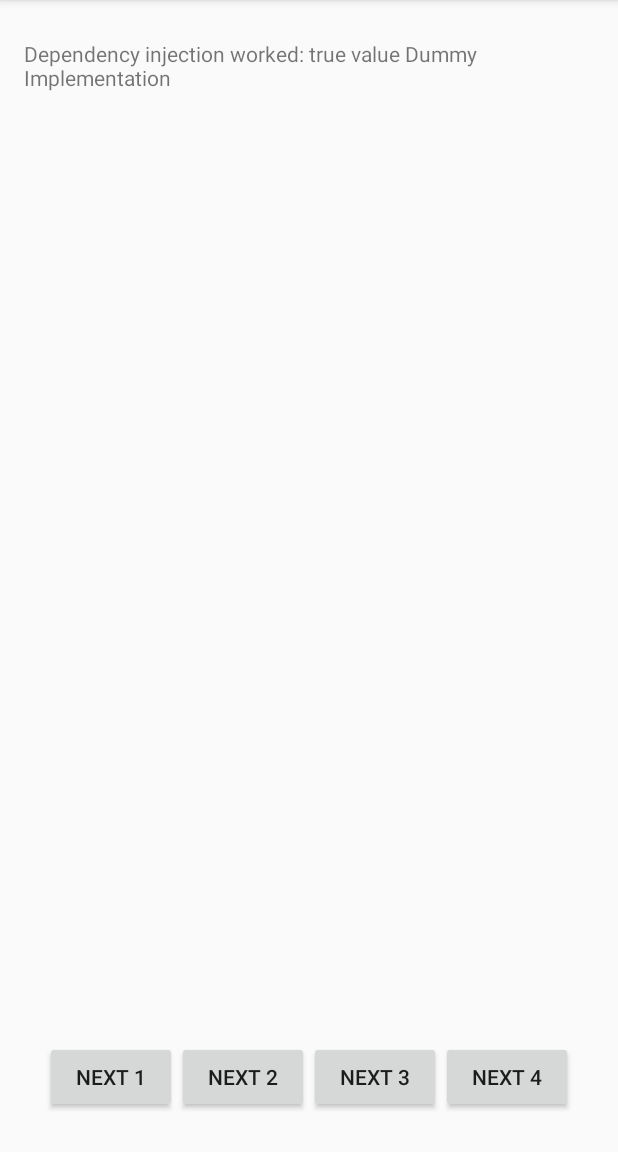
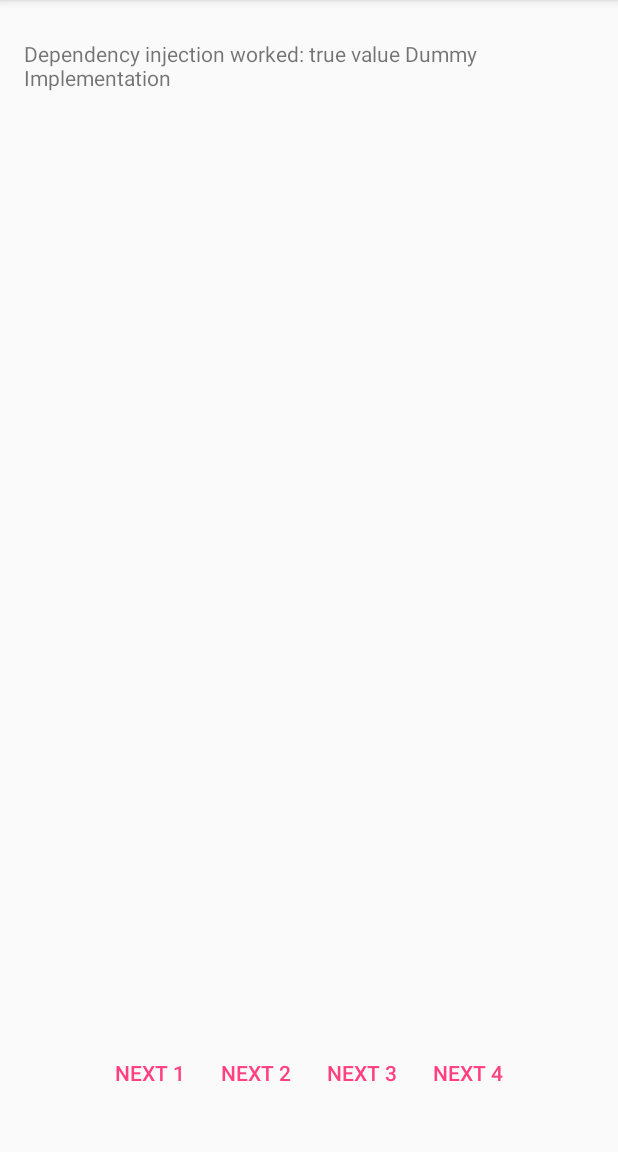
Before and after one commit to fredyrincon/SkillSet, an Android app: the screen it shows after launch (MainActivity), on a phone screen of 412 x 824 dp, the part 84-1236 px from its top. Run offline under Robolectric (Android 15) with nearby library versions, the phone set to English and light mode, and no system bars; our stand-ins replace ButterKnife, Dagger/Hilt's generated code.

```diff
--- a/app/build.gradle
+++ b/app/build.gradle
@@ -19,6 +19,10 @@ android {
             minifyEnabled false
             proguardFiles getDefaultProguardFile('proguard-android.txt'), 'proguard-rules.pro'
         }
+    }
+
+    lintOptions {
+        abortOnError false;
     }
 }
 
--- a/app/src/main/res/layout/activity_main.xml
+++ b/app/src/main/res/layout/activity_main.xml
@@ -38,24 +38,28 @@
             android:id="@+id/nextButton1"
             android:layout_width="wrap_content"
             android:layout_height="wrap_content"
+            style="?android:attr/buttonBarButtonStyle"
             android:text="Next 1"/>
 
         <Button
             android:id="@+id/nextButton2"
             android:layout_width="wrap_content"
             android:layout_height="wrap_content"
+            style="?android:attr/buttonBarButtonStyle"
             android:text="Next 2"/>
 
         <Button
             android:id="@+id/nextButton3"
             android:layout_width="wrap_content"
             android:layout_height="wrap_content"
+            style="?android:attr/buttonBarButtonStyle"
             android:text="Next 3"/>
 
         <Button
             android:id="@+id/nextButton4"
             android:layout_width="wrap_content"
             android:layout_height="wrap_content"
+            style="?android:attr/buttonBarButtonStyle"
             android:text="Next 4"/>
 
     </LinearLayout>
```
